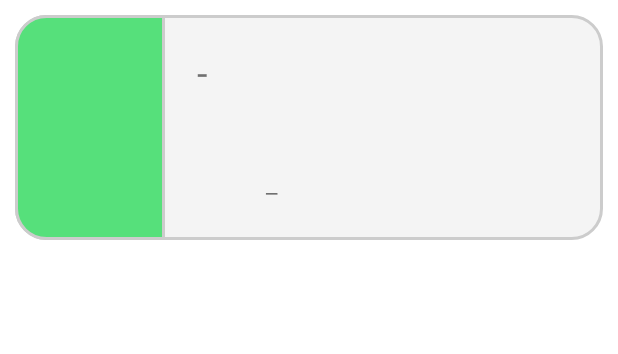
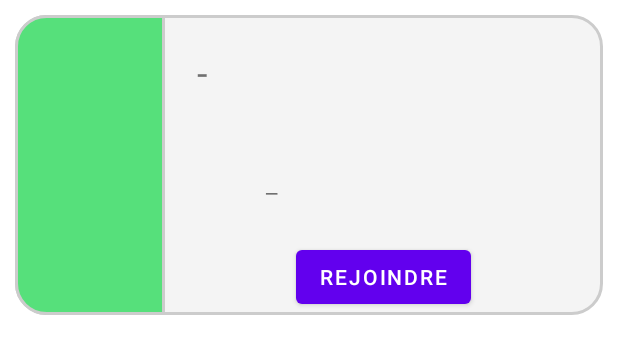
Before and after one commit to ahmededdahby/YALLANL3BO, an Android app: the layout adapter_matchs.xml on its own in the app's theme, with its tools: preview values and no code run, on a phone screen of 412 x 824 dp. Shown: the top 354 px of the screen. Run offline under Robolectric (Android 15) with nearby library versions, the phone set to English and light mode, and no system bars.

```diff
--- a/app/src/main/res/layout/adapter_matchs.xml
+++ b/app/src/main/res/layout/adapter_matchs.xml
@@ -1,27 +1,53 @@
 <?xml version="1.0" encoding="UTF-8"?>
 <LinearLayout xmlns:android="http://schemas.android.com/apk/res/android"
     android:layout_width="match_parent"
-    android:layout_height="150dp"
+    android:layout_height="200dp"
     android:layout_margin="10dp"
     android:background="@drawable/border_grey"
+
     >
+
+    <LinearLayout
+        android:layout_width="100dp"
+        android:layout_height="match_parent"
+        android:orientation="vertical"
+        android:background="@drawable/border_green"
+        android:gravity="center">
+
+
 
     <TextView
         android:id="@+id/heureMatch"
-        android:layout_width="100dp"
-        android:layout_height="match_parent"
-        android:background="@drawable/border_green"
+        android:layout_width="wrap_content"
+        android:layout_height="wrap_content"
         android:fontFamily="sans-serif-condensed-light"
         android:gravity="center"
-        android:text="@string/heure"
+        android:text=""
         android:textColor="@color/white"
         android:textSize="26sp" />
+        <TextView
+            android:id="@+id/dateMatch"
+            android:layout_width="wrap_content"
+            android:layout_height="wrap_content"
+            android:fontFamily="sans-serif-condensed-light"
+            android:gravity="center"
+            android:text=""
+            android:layout_below="@id/heureMatch"
+            android:textColor="@color/white"
+            android:textSize="26sp" />
+    </LinearLayout>
 
     <LinearLayout
-
-        android:layout_width="246dp"
+        android:layout_width="match_parent"
         android:layout_height="match_parent"
         android:orientation="vertical">
+    <LinearLayout
+        android:id="@+id/infoBoxMatches"
+
+        android:layout_width="match_parent"
+        android:layout_height="wrap_content"
+        android:orientation="vertical"
+        >
 
         <LinearLayout
 
@@ -55,6 +81,7 @@
                 android:layout_height="wrap_content"
                 android:fontFamily="@font/poppins_light"
                 android:textSize="18sp" />
+
             <TextView
                 android:id="@+id/placesMax"
                 android:layout_width="wrap_content"
@@ -76,11 +103,12 @@
             android:textSize="20sp" />
 
         <LinearLayout
+
             android:layout_width="wrap_content"
             android:layout_height="wrap_content"
+            android:layout_marginStart="10dp"
             android:layout_marginTop="10dp"
-            android:layout_marginBottom="10dp"
-            android:layout_marginStart="10dp">
+            android:layout_marginBottom="10dp">
 
 
             <TextView
@@ -110,10 +138,22 @@
 
                 android:textSize="20sp" />
 
+
         </LinearLayout>
 
 
     </LinearLayout>
 
+        <Button
+            android:id="@+id/btnRejoindre"
+            android:layout_width="wrap_content"
+            android:layout_height="wrap_content"
+            android:layout_below="@id/infoBoxMatches"
+            android:layout_gravity="center"
+            android:text="Rejoindre">
+
+        </Button>
+    </LinearLayout>
+
 
 </LinearLayout>
```
Also changed, not shown: app/src/main/java/com/example/yallanl3bo/AdapterMatch.java (+85 -3 lines), app/src/main/java/com/example/yallanl3bo/models/matchItem.java (+8 -17 lines).
